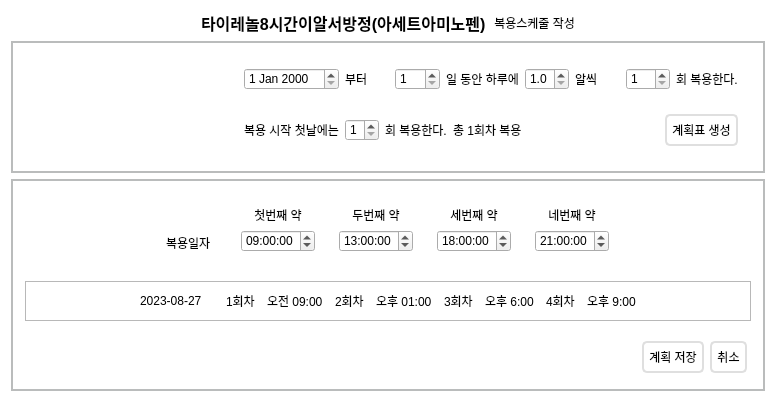
First picture: the form in gui/ui_files/taking_scheduler.ui, repository EON-DC/AI_2Park, before the edit.
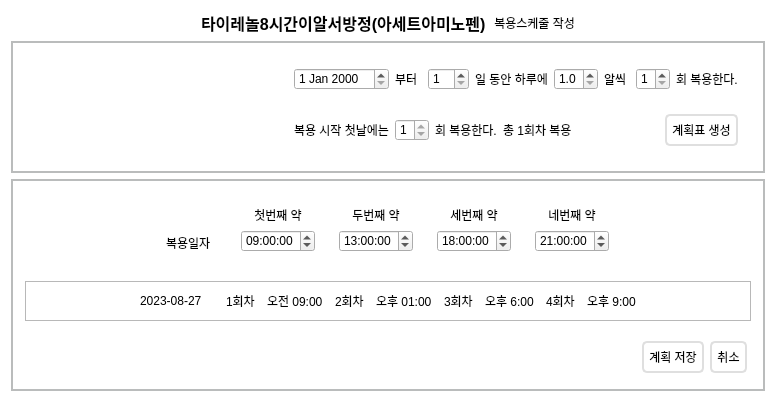
Second picture: the form after the edit. Icons and pictures are not drawn.

Patch:
```diff
--- a/gui/ui_files/taking_scheduler.ui
+++ b/gui/ui_files/taking_scheduler.ui
@@ -137,7 +137,7 @@
         </property>
         <property name="minimumSize">
          <size>
-          <width>200</width>
+          <width>250</width>
           <height>0</height>
          </size>
         </property>
@@ -213,7 +213,7 @@
                <number>1</number>
               </property>
               <property name="maximum">
-               <number>60</number>
+               <number>14</number>
               </property>
              </widget>
             </item>
@@ -283,7 +283,7 @@
                <number>1</number>
               </property>
               <property name="maximum">
-               <number>4</number>
+               <number>1</number>
               </property>
              </widget>
             </item>
```
